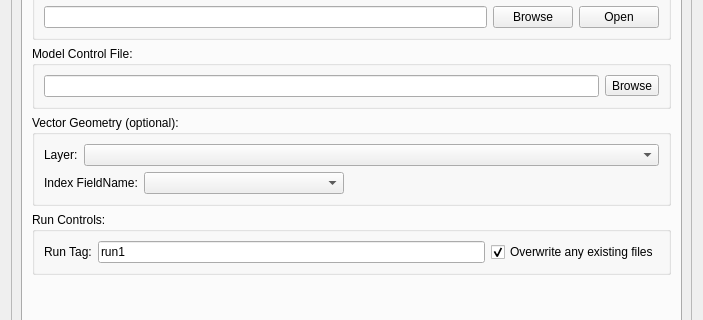
Old version of the form canflood/model/model.ui in the repository NRCan/CanFlood; both pictures show x 0 to 703 and y 99 to 419 of the 703 by 897 pixel window.
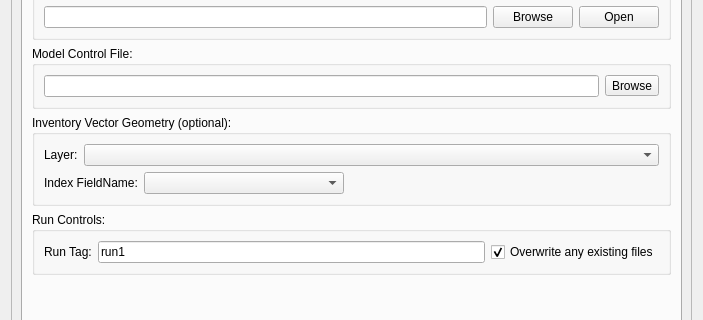
New version of the form. The open tabs and pages were chosen to show the change. Icons and pictures are not drawn. Custom widgets are drawn as their Qt base class.

Commit message: Risk L1 tutorial tweaks

```diff
--- a/canflood/model/model.ui
+++ b/canflood/model/model.ui
@@ -198,7 +198,7 @@
            <item>
             <widget class="QGroupBox" name="verticalGroupBox_7">
              <property name="title">
-              <string>Vector Geometry (optional):</string>
+              <string>Inventory Vector Geometry (optional):</string>
              </property>
              <layout class="QVBoxLayout" name="verticalLayout_12">
               <item>
```
Left out of the diff: 2 changed lines with no effect on the pictures. The commit also changes 2 other files.
